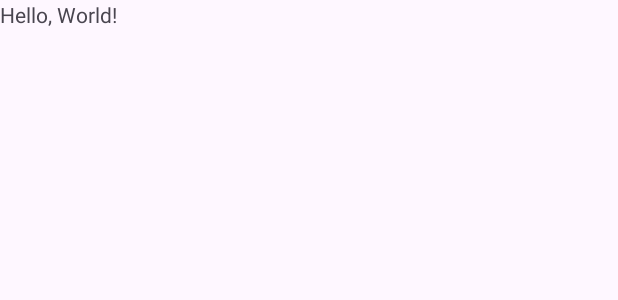
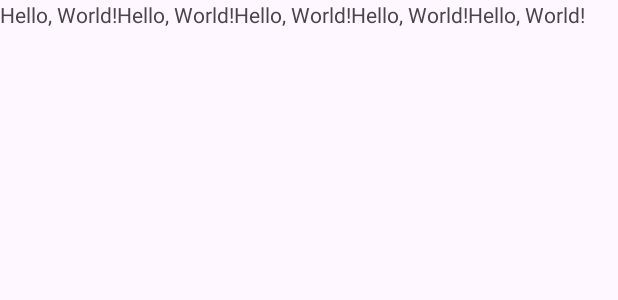
Before and after one commit to blackChan1234/FYP2, an Android app: the layout test1.xml on its own in the app's theme, with its tools: preview values and no code run, on a phone screen of 412 x 824 dp. Shown: the top 300 px of the screen. Run offline under Robolectric (Android 15) with nearby library versions, the phone set to English and light mode, and no system bars.

```diff
--- a/app/src/main/res/layout/test1.xml
+++ b/app/src/main/res/layout/test1.xml
@@ -7,4 +7,24 @@
         android:layout_width="wrap_content"
         android:layout_height="wrap_content"
         android:text="Hello, World!" />
+    <TextView
+        android:id="@+id/textView2"
+        android:layout_width="wrap_content"
+        android:layout_height="wrap_content"
+        android:text="Hello, World!" />
+    <TextView
+        android:id="@+id/textView3"
+        android:layout_width="wrap_content"
+        android:layout_height="wrap_content"
+        android:text="Hello, World!" />
+    <TextView
+        android:id="@+id/textView4"
+        android:layout_width="wrap_content"
+        android:layout_height="wrap_content"
+        android:text="Hello, World!" />
+    <TextView
+        android:id="@+id/textView5"
+        android:layout_width="wrap_content"
+        android:layout_height="wrap_content"
+        android:text="Hello, World!" />
 </LinearLayout>
```
Also changed, not shown: app/src/main/AndroidManifest.xml (+12 -0 lines), app/src/main/java/com/example/fyp/NearbyRestaurantsFragment.java (+61 -65 lines), app/src/main/java/com/example/fyp/test2Activity.java (+42 -40 lines).
